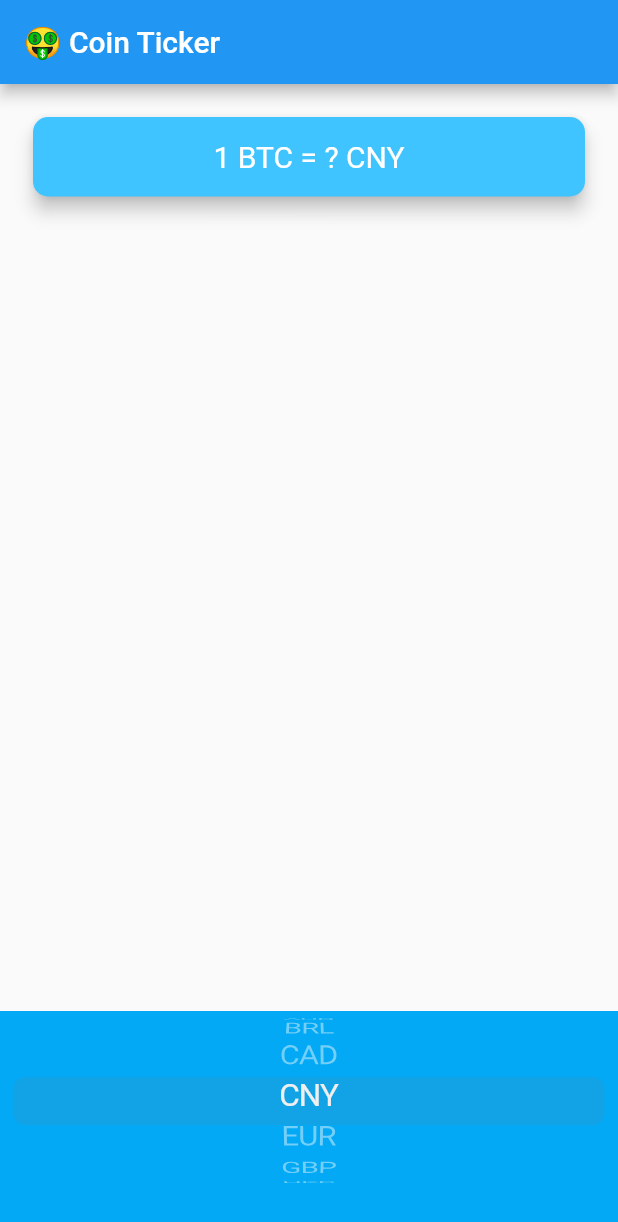
After one commit to Heipi/FlutterBasicStudy, a Flutter app: the PriceScreen screen opened directly, after a tap on "BRL", after a tap on "CNY", on a phone screen of 412 x 824 dp. The commit adds this screen. Shown: the top 1222 px of the screen. Run offline on Flutter 3.47's test engine with Material 2 defaults, Android fonts, the phone set to English and light mode, and no system bars; our stand-ins replace audioplayers, flutter_spinkit, font_awesome_flutter, geolocator, rflutter_alert; network calls fail.

Commit message:
bitcoin commit 2020/07/07

```diff
--- a/lib/bitcoin/coin_data.dart
+++ b/lib/bitcoin/coin_data.dart
@@ -1,3 +1,7 @@
+import 'dart:convert';
+
+import 'package:http/http.dart' as http;
+
 const List<String> currenciesList = [
   'AUD',
   'BRL',
@@ -29,8 +33,22 @@ const List<String> cryptoList = [
 ];
 
 const coinAPIURL = 'https://rest.coinapi.io/v1/exchangerate';
-const apiKey = 'YOUR-API-KEY-HERE';
+const apiKey = '7FA1E354-EBE6-4F9F-8A58-2558EAA6712B';
 
 class CoinData {
   //TODO: Create your getCoinData() method here.
+
+  Future getCoinData(String base, String quote) async {
+    String url = "$coinAPIURL/$base/$quote?apikey=$apiKey";
+    http.Response response = await http.get(url);
+    if (response.statusCode == 200) {
+      String data = response.body;
+      var decodeData = jsonDecode(data);
+      var lastPrice = decodeData['rate'];
+      return lastPrice;
+    } else {
+      print(response.statusCode);
+      throw 'Problem with the get request';
+    }
+  }
 }
--- /dev/null
+++ b/lib/bitcoin/coin_main.dart
@@ -0,0 +1,20 @@
+import 'package:flutter/material.dart';
+import 'package:light/bitcoin/price_screen.dart';
+
+void main() {
+  runApp(BitCoin());
+}
+
+class BitCoin extends StatelessWidget {
+  @override
+  Widget build(BuildContext context) {
+    // TODO: implement build
+    return MaterialApp(
+      theme: ThemeData.dark().copyWith(
+        primaryColor: Colors.lightBlue,
+        scaffoldBackgroundColor: Colors.white,
+      ),
+      home: PriceScreen(),
+    );
+  }
+}
--- /dev/null
+++ b/lib/bitcoin/price_screen.dart
@@ -0,0 +1,123 @@
+import 'package:flutter/cupertino.dart';
+import 'package:flutter/material.dart';
+import 'package:font_awesome_flutter/font_awesome_flutter.dart';
+import 'package:http/http.dart';
+import 'package:light/bitcoin/coin_data.dart';
+import 'dart:io' show Platform;
+
+class PriceScreen extends StatefulWidget {
+  @override
+  _PriceScreenState createState() => _PriceScreenState();
+}
+
+class _PriceScreenState extends State<PriceScreen> {
+  String selectedCurrency = 'AUD';
+
+  DropdownButton<String> androidDropdown() {
+    List<DropdownMenuItem<String>> dropdownItems = [];
+    for (String currency in currenciesList) {
+//      String currency = currenciesList[i];
+      var newItem = DropdownMenuItem(
+        child: Text(currency),
+        value: currency,
+      );
+      dropdownItems.add(newItem);
+    }
+    return DropdownButton(
+      value: selectedCurrency,
+      items: dropdownItems,
+      onChanged: (value) {
+        setState(() {
+          selectedCurrency = value;
+          getData();
+        });
+      },
+    );
+  }
+
+  CupertinoPicker iosPicker() {
+    List<Text> pickerItems = [];
+    for (String currency in currenciesList) {
+      pickerItems.add(Text(
+        currency,
+        style: TextStyle(color: Colors.white),
+      ));
+    }
+    return CupertinoPicker(
+      backgroundColor: Colors.lightBlue,
+      itemExtent: 32.0,
+      onSelectedItemChanged: (selectedIndex) {
+        print(selectedIndex);
+        setState(() {
+          selectedCurrency = currenciesList[selectedIndex];
+          getData();
+        });
+      },
+      children: pickerItems,
+    );
+  }
+
+  String base = "BTC";
+  @override
+  void initState() {
+    super.initState();
+    getData();
+  }
+
+  String bitcoinValue = '?';
+  void getData() async {
+    try {
+      double data = await CoinData().getCoinData(base, selectedCurrency);
+      setState(() {
+        bitcoinValue = data.toStringAsFixed(0);
+      });
+    } catch (e) {
+      print(e);
+    }
+  }
+
+  @override
+  Widget build(BuildContext context) {
+    return Scaffold(
+      appBar: AppBar(
+        title: Text('🤑 Coin Ticker'),
+      ),
+      body: Column(
+        mainAxisAlignment: MainAxisAlignment.spaceBetween,
+        crossAxisAlignment: CrossAxisAlignment.stretch,
+        children: <Widget>[
+          Padding(
+            padding: const EdgeInsets.fromLTRB(18.0, 18.0, 18.0, 0),
+            child: Card(
+              color: Colors.lightBlueAccent,
+              elevation: 5.0,
+              shape: RoundedRectangleBorder(
+                borderRadius: BorderRadius.circular(10.0),
+              ),
+              child: Padding(
+                padding: const EdgeInsets.symmetric(
+                    vertical: 15.0, horizontal: 28.0),
+                child: Text(
+                  '1 BTC = $bitcoinValue $selectedCurrency',
+                  textAlign: TextAlign.center,
+                  style: TextStyle(
+                    fontSize: 20.0,
+                    color: Colors.white,
+                  ),
+                ),
+              ),
+            ),
+          ),
+          Container(
+            height: 150,
+            alignment: Alignment.center,
+            padding: EdgeInsets.only(bottom: 30.0),
+            color: Colors.lightBlue,
+            child:
+                iosPicker(), //Platform.isIOS ? iosPicker() : androidDropdown()
+          ),
+        ],
+      ),
+    );
+  }
+}
```
